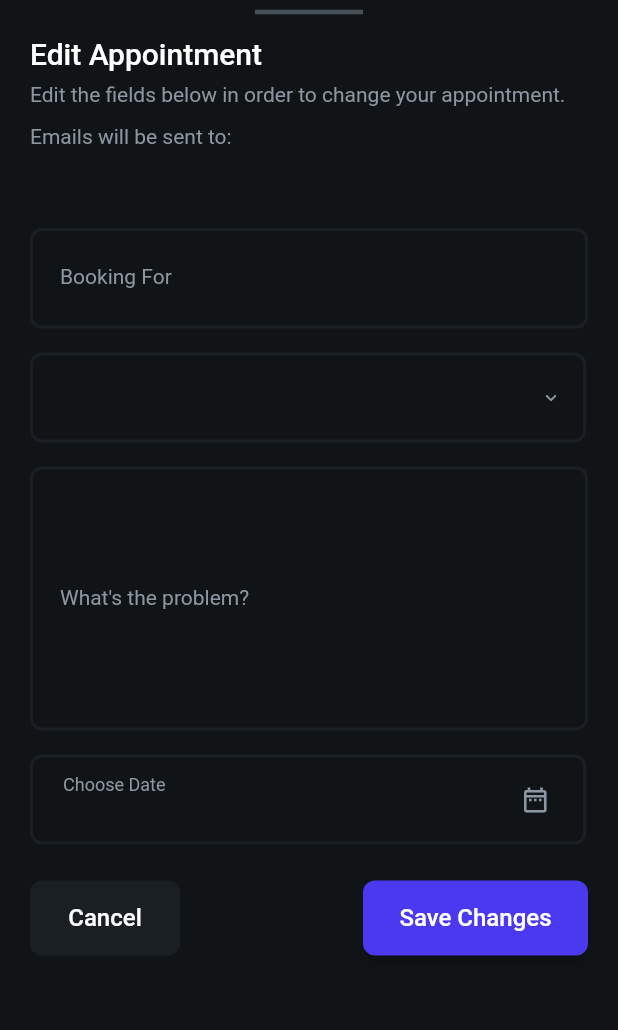
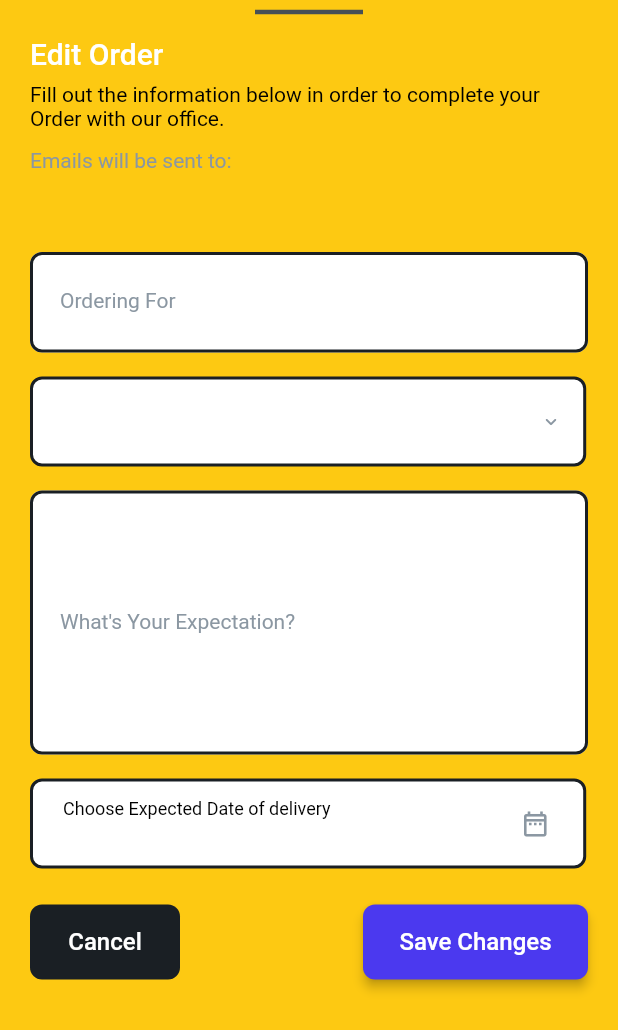
Before and after one commit to samuelkchris/crystal, a Flutter app: the EditBookingWidget widget shown alone on an empty page, opened directly with empty values, on a phone screen of 412 x 824 dp. Shown: the top 1030 px of the screen. Run offline on Flutter 3.47's test engine with Material 2 defaults, Android fonts, the phone set to English and light mode, and no system bars; drawn by our look-alikes of auto_size_text; our stand-ins replace built_collection, built_value, cloud_firestore, firebase_auth, firebase_core, flutter_datetime_picker and 12 more; missing offline and left inert: flutter_greetings; accounts and stored records are empty; generated files the repository leaves out were written again; Roboto replaces fonts that are missing (Lexend Deca).

Commit message:
quick fixes

```diff
--- a/lib/Root/appointment_details/appointment_details_widget.dart
+++ b/lib/Root/appointment_details/appointment_details_widget.dart
@@ -79,7 +79,7 @@ class _AppointmentDetailsWidgetState extends State<AppointmentDetailsWidget> {
                     children: [
                       Expanded(
                         child: Text(
-                          'Type of Appointment',
+                          'Payment Method',
                           style: FlutterFlowTheme.bodyText1.override(
                             fontFamily: 'Lexend Deca',
                           ),
@@ -112,7 +112,7 @@ class _AppointmentDetailsWidgetState extends State<AppointmentDetailsWidget> {
                     children: [
                       Expanded(
                         child: Text(
-                          'What’s the problem?',
+                          'Expectation Details',
                           style: FlutterFlowTheme.bodyText1.override(
                             fontFamily: 'Lexend Deca',
                           ),
@@ -159,7 +159,9 @@ class _AppointmentDetailsWidgetState extends State<AppointmentDetailsWidget> {
                   child: Row(
                     mainAxisSize: MainAxisSize.max,
                     children: [
-                      StreamBuilder<AppointmentsRecord>(
+                      Expanded(
+                          flex: 1,
+                          child: StreamBuilder<AppointmentsRecord>(
                             stream: AppointmentsRecord.getDocument(
                                 appointmentDetailsAppointmentsRecord.reference),
                             builder: (context, snapshot) {
@@ -184,7 +186,8 @@ class _AppointmentDetailsWidgetState extends State<AppointmentDetailsWidget> {
                                   borderRadius: BorderRadius.circular(8),
                                 ),
                                 child: Container(
-                              width: MediaQuery.of(context).size.width * 0.9,
+                                  width:
+                                      MediaQuery.of(context).size.width * 0.9,
                                   height: 60,
                                   decoration: BoxDecoration(
                                     color: FlutterFlowTheme.darkBackground,
@@ -197,14 +200,17 @@ class _AppointmentDetailsWidgetState extends State<AppointmentDetailsWidget> {
                                       mainAxisSize: MainAxisSize.max,
                                       children: [
                                         Card(
-                                      clipBehavior: Clip.antiAliasWithSaveLayer,
+                                          clipBehavior:
+                                              Clip.antiAliasWithSaveLayer,
                                           color: FlutterFlowTheme.primaryColor,
                                           elevation: 2,
                                           shape: RoundedRectangleBorder(
-                                        borderRadius: BorderRadius.circular(40),
+                                            borderRadius:
+                                                BorderRadius.circular(40),
                                           ),
                                           child: Padding(
-                                        padding: EdgeInsetsDirectional.fromSTEB(
+                                            padding:
+                                                EdgeInsetsDirectional.fromSTEB(
                                                     2, 2, 2, 2),
                                             child: Container(
                                               width: 40,
@@ -220,7 +226,8 @@ class _AppointmentDetailsWidgetState extends State<AppointmentDetailsWidget> {
                                           ),
                                         ),
                                         Padding(
-                                      padding: EdgeInsetsDirectional.fromSTEB(
+                                          padding:
+                                              EdgeInsetsDirectional.fromSTEB(
                                                   12, 0, 0, 0),
                                           child: Column(
                                             mainAxisSize: MainAxisSize.max,
@@ -248,11 +255,12 @@ class _AppointmentDetailsWidgetState extends State<AppointmentDetailsWidget> {
                                               Text(
                                                 appointmentDetailsAppointmentsRecord
                                                     .appointmentEmail,
-                                            style: FlutterFlowTheme.bodyText1
+                                                style: FlutterFlowTheme
+                                                    .bodyText1
                                                     .override(
                                                   fontFamily: 'Lexend Deca',
-                                              color:
-                                                  FlutterFlowTheme.primaryColor,
+                                                  color: FlutterFlowTheme
+                                                      .primaryColor,
                                                 ),
                                               )
                                             ],
@@ -264,7 +272,7 @@ class _AppointmentDetailsWidgetState extends State<AppointmentDetailsWidget> {
                                 ),
                               );
                             },
-                      )
+                          ))
                     ],
                   ),
                 ),
@@ -324,7 +332,7 @@ class _AppointmentDetailsWidgetState extends State<AppointmentDetailsWidget> {
                         },
                       );
                     },
-                    text: 'Reschedule',
+                    text: 'Re Order',
                     options: FFButtonOptions(
                       width: 300,
                       height: 60,
@@ -351,7 +359,7 @@ class _AppointmentDetailsWidgetState extends State<AppointmentDetailsWidget> {
                           .delete();
                       Navigator.pop(context);
                     },
-                    text: 'Cancel Appointment',
+                    text: 'Cancel Order',
                     options: FFButtonOptions(
                       width: 230,
                       height: 50,
--- a/lib/Root/components/book_appointment_widget.dart
+++ b/lib/Root/components/book_appointment_widget.dart
@@ -182,7 +182,7 @@ class _BookAppointmentWidgetState extends State<BookAppointmentWidget>
                       ),
                       obscureText: false,
                       decoration: InputDecoration(
-                        labelText: 'Booking For',
+                        labelText: 'Ordering For',
                         labelStyle: FlutterFlowTheme.bodyText1.override(
                           fontFamily: 'Lexend Deca',
                           color: Colors.black,
@@ -221,7 +221,7 @@ class _BookAppointmentWidgetState extends State<BookAppointmentWidget>
                         'Payment Method',
                         'Mobile Money',
                         'Card',
-                        'Pay on delivery'
+                        'Delivery'
                       ].toList(),
                       onChanged: (val) => setState(() => dropDownValue = val),
                       width: MediaQuery.of(context).size.width * 0.9,
--- a/lib/Root/components/edit_booking_widget.dart
+++ b/lib/Root/components/edit_booking_widget.dart
@@ -1,14 +1,13 @@
+import 'package:flutter/material.dart';
+import 'package:flutter_datetime_picker/flutter_datetime_picker.dart';
+import 'package:food_delivery_app/Constants/colors.dart';
+
 import '../auth/auth_util.dart';
 import '../backend/backend.dart';
 import '../flutter_flow/flutter_flow_drop_down.dart';
 import '../flutter_flow/flutter_flow_theme.dart';
 import '../flutter_flow/flutter_flow_util.dart';
 import '../flutter_flow/flutter_flow_widgets.dart';
-import 'package:cloud_firestore/cloud_firestore.dart';
-import 'package:flutter/material.dart';
-import 'package:flutter_datetime_picker/flutter_datetime_picker.dart';
-import 'package:flutter_spinkit/flutter_spinkit.dart';
-import 'package:google_fonts/google_fonts.dart';
 
 class EditBookingWidget extends StatefulWidget {
   EditBookingWidget({
@@ -43,7 +42,7 @@ class _EditBookingWidgetState extends State<EditBookingWidget> {
       width: MediaQuery.of(context).size.width,
       height: MediaQuery.of(context).size.height * 1,
       decoration: BoxDecoration(
-        color: FlutterFlowTheme.darkBackground,
+        color: AppColors.primary,
       ),
       child: Padding(
         padding: EdgeInsetsDirectional.fromSTEB(20, 0, 20, 0),
@@ -62,7 +61,7 @@ class _EditBookingWidgetState extends State<EditBookingWidget> {
               Padding(
                 padding: EdgeInsetsDirectional.fromSTEB(0, 8, 0, 0),
                 child: Text(
-                  'Edit Appointment',
+                  'Edit Order',
                   style: FlutterFlowTheme.title3.override(
                     fontFamily: 'Lexend Deca',
                   ),
@@ -75,9 +74,10 @@ class _EditBookingWidgetState extends State<EditBookingWidget> {
                     child: Padding(
                       padding: EdgeInsetsDirectional.fromSTEB(0, 8, 0, 0),
                       child: Text(
-                        'Edit the fields below in order to change your appointment.',
+                        'Fill out the information below in order to complete your Order with our office.',
                         style: FlutterFlowTheme.bodyText1.override(
                           fontFamily: 'Lexend Deca',
+                          color: Colors.black,
                         ),
                       ),
                     ),
@@ -111,7 +111,7 @@ class _EditBookingWidgetState extends State<EditBookingWidget> {
                   controller: personsNameController,
                   obscureText: false,
                   decoration: InputDecoration(
-                    labelText: 'Booking For',
+                    labelText: 'Ordering For',
                     labelStyle: FlutterFlowTheme.bodyText1.override(
                       fontFamily: 'Lexend Deca',
                     ),
@@ -130,13 +130,13 @@ class _EditBookingWidgetState extends State<EditBookingWidget> {
                       borderRadius: BorderRadius.circular(8),
                     ),
                     filled: true,
-                    fillColor: FlutterFlowTheme.darkBackground,
+                    fillColor: Colors.white,
                     contentPadding:
                         EdgeInsetsDirectional.fromSTEB(20, 24, 0, 24),
                   ),
                   style: FlutterFlowTheme.subtitle2.override(
                     fontFamily: 'Lexend Deca',
-                    color: FlutterFlowTheme.textColor,
+                    color: Colors.black,
                     fontWeight: FontWeight.bold,
                   ),
                 ),
@@ -147,24 +147,24 @@ class _EditBookingWidgetState extends State<EditBookingWidget> {
                   initialOption: dropDownValue ??=
                       widget.userAppointment.appointmentType,
                   options: [
-                    'Type of Appointment',
-                    'Doctors Visit',
-                    'Routine Checkup',
-                    'Scan/Update'
+                    'Payment Method',
+                    'Mobile Money',
+                    'Card',
+                    'Delivery'
                   ].toList(),
                   onChanged: (val) => setState(() => dropDownValue = val),
                   width: MediaQuery.of(context).size.width * 0.9,
                   height: 60,
                   textStyle: FlutterFlowTheme.subtitle2.override(
                     fontFamily: 'Lexend Deca',
-                    color: FlutterFlowTheme.textColor,
+                    color: Colors.black,
                   ),
                   icon: Icon(
                     Icons.keyboard_arrow_down_rounded,
                     color: FlutterFlowTheme.grayLight,
                     size: 15,
                   ),
-                  fillColor: FlutterFlowTheme.darkBackground,
+                  fillColor: Colors.white,
                   elevation: 3,
                   borderColor: FlutterFlowTheme.background,
                   borderWidth: 2,
@@ -179,7 +179,7 @@ class _EditBookingWidgetState extends State<EditBookingWidget> {
                   controller: problemDescriptionController,
                   obscureText: false,
                   decoration: InputDecoration(
-                    labelText: 'What\'s the problem?',
+                    labelText: 'What\'s Your Expectation?',
                     labelStyle: FlutterFlowTheme.bodyText1.override(
                       fontFamily: 'Lexend Deca',
                     ),
@@ -198,13 +198,13 @@ class _EditBookingWidgetState extends State<EditBookingWidget> {
                       borderRadius: BorderRadius.circular(8),
                     ),
                     filled: true,
-                    fillColor: FlutterFlowTheme.darkBackground,
+                    fillColor: Colors.white,
                     contentPadding:
                         EdgeInsetsDirectional.fromSTEB(20, 24, 0, 24),
                   ),
                   style: FlutterFlowTheme.bodyText1.override(
                     fontFamily: 'Lexend Deca',
-                    color: FlutterFlowTheme.textColor,
+                    color: Colors.black,
                   ),
                   textAlign: TextAlign.start,
                   maxLines: 8,
@@ -234,7 +234,7 @@ class _EditBookingWidgetState extends State<EditBookingWidget> {
                       width: MediaQuery.of(context).size.width * 0.9,
                       height: 60,
                       decoration: BoxDecoration(
-                        color: FlutterFlowTheme.darkBackground,
+                        color: Colors.white,
                         borderRadius: BorderRadius.circular(8),
                         border: Border.all(
                           color: FlutterFlowTheme.background,
@@ -254,10 +254,11 @@ class _EditBookingWidgetState extends State<EditBookingWidget> {
                                   padding: EdgeInsetsDirectional.fromSTEB(
                                       20, 0, 0, 0),
                                   child: Text(
-                                    'Choose Date',
+                                    'Choose Expected Date of delivery',
                                     style: FlutterFlowTheme.bodyText1.override(
                                       fontFamily: 'Lexend Deca',
                                       fontSize: 12,
+                                      color: Colors.black,
                                     ),
                                   ),
                                 ),
```
Also changed, not shown: lib/Root/my_appointments/my_appointments_widget.dart (+16 -19 lines), 1 other file. Lines whose indentation alone changed are shown as unchanged.
